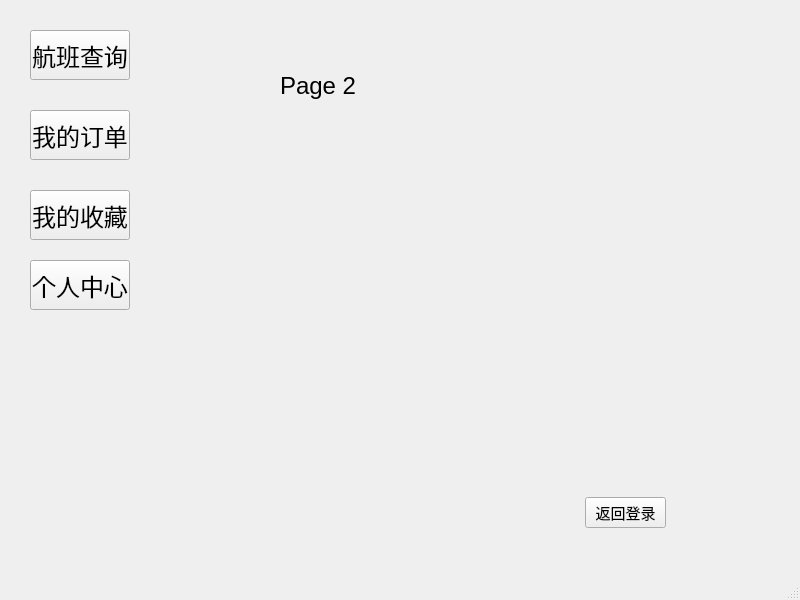
This is mainwindow.ui in ImmortalWatcher/Flient_Management as Qt 5 draws it before an edit. The edited form follows.
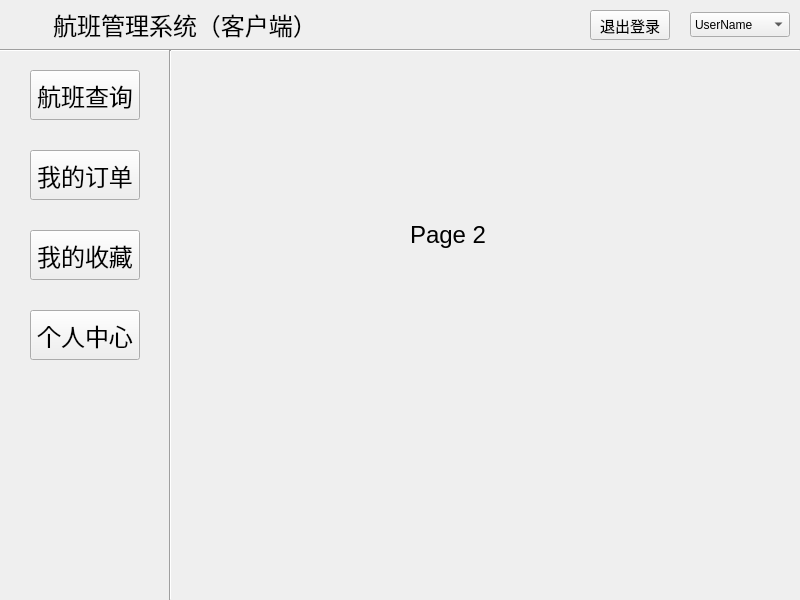
This is the edited form. The open tabs and pages were chosen to show the change. Icons and pictures are not drawn.

Commit message: 🍜 主界面 UI 重构

```diff
--- a/mainwindow.ui
+++ b/mainwindow.ui
@@ -26,11 +26,196 @@
    <string>登录窗口</string>
   </property>
   <widget class="QWidget" name="centralwidget">
+   <widget class="QLabel" name="planelabel">
+    <property name="geometry">
+     <rect>
+      <x>10</x>
+      <y>5</y>
+      <width>40</width>
+      <height>40</height>
+     </rect>
+    </property>
+    <property name="text">
+     <string/>
+    </property>
+    <property name="pixmap">
+     <pixmap resource="figures.qrc">:/img/source/figures/plane.png</pixmap>
+    </property>
+    <property name="scaledContents">
+     <bool>true</bool>
+    </property>
+   </widget>
+   <widget class="QLabel" name="titlelabel">
+    <property name="geometry">
+     <rect>
+      <x>50</x>
+      <y>5</y>
+      <width>270</width>
+      <height>40</height>
+     </rect>
+    </property>
+    <property name="font">
+     <font>
+      <family>华文楷体</family>
+      <pointsize>18</pointsize>
+     </font>
+    </property>
+    <property name="cursor">
+     <cursorShape>ArrowCursor</cursorShape>
+    </property>
+    <property name="text">
+     <string>航班管理系统（客户端）</string>
+    </property>
+    <property name="alignment">
+     <set>Qt::AlignmentFlag::AlignCenter</set>
+    </property>
+   </widget>
+   <widget class="QPushButton" name="backBtn">
+    <property name="geometry">
+     <rect>
+      <x>590</x>
+      <y>10</y>
+      <width>80</width>
+      <height>30</height>
+     </rect>
+    </property>
+    <property name="font">
+     <font>
+      <pointsize>11</pointsize>
+     </font>
+    </property>
+    <property name="text">
+     <string>退出登录</string>
+    </property>
+   </widget>
+   <widget class="QComboBox" name="comboBox">
+    <property name="geometry">
+     <rect>
+      <x>690</x>
+      <y>12</y>
+      <width>100</width>
+      <height>25</height>
+     </rect>
+    </property>
+    <item>
+     <property name="text">
+      <string>UserName</string>
+     </property>
+    </item>
+    <item>
+     <property name="text">
+      <string>修改密码</string>
+     </property>
+    </item>
+    <item>
+     <property name="text">
+      <string>退出登录</string>
+     </property>
+    </item>
+   </widget>
+   <widget class="Line" name="horizontalline">
+    <property name="geometry">
+     <rect>
+      <x>0</x>
+      <y>40</y>
+      <width>800</width>
+      <height>20</height>
+     </rect>
+    </property>
+    <property name="orientation">
+     <enum>Qt::Orientation::Horizontal</enum>
+    </property>
+   </widget>
+   <widget class="QPushButton" name="flightQueryBtn">
+    <property name="geometry">
+     <rect>
+      <x>30</x>
+      <y>70</y>
+      <width>110</width>
+      <height>50</height>
+     </rect>
+    </property>
+    <property name="font">
+     <font>
+      <pointsize>18</pointsize>
+     </font>
+    </property>
+    <property name="text">
+     <string>航班查询</string>
+    </property>
+   </widget>
+   <widget class="QPushButton" name="myOrdersBtn">
+    <property name="geometry">
+     <rect>
+      <x>30</x>
+      <y>150</y>
+      <width>110</width>
+      <height>50</height>
+     </rect>
+    </property>
+    <property name="font">
+     <font>
+      <pointsize>18</pointsize>
+     </font>
+    </property>
+    <property name="text">
+     <string>我的订单</string>
+    </property>
+   </widget>
+   <widget class="QPushButton" name="myFavoritesBtn">
+    <property name="geometry">
+     <rect>
+      <x>30</x>
+      <y>230</y>
+      <width>110</width>
+      <height>50</height>
+     </rect>
+    </property>
+    <property name="font">
+     <font>
+      <pointsize>18</pointsize>
+     </font>
+    </property>
+    <property name="text">
+     <string>我的收藏</string>
+    </property>
+   </widget>
+   <widget class="QPushButton" name="personalCenterBtn">
+    <property name="geometry">
+     <rect>
+      <x>30</x>
+      <y>310</y>
+      <width>110</width>
+      <height>50</height>
+     </rect>
+    </property>
+    <property name="font">
+     <font>
+      <pointsize>18</pointsize>
+     </font>
+    </property>
+    <property name="text">
+     <string>个人中心</string>
+    </property>
+   </widget>
+   <widget class="Line" name="Verticalline">
+    <property name="geometry">
+     <rect>
+      <x>160</x>
+      <y>50</y>
+      <width>20</width>
+      <height>550</height>
+     </rect>
+    </property>
+    <property name="orientation">
+     <enum>Qt::Orientation::Vertical</enum>
+    </property>
+   </widget>
    <widget class="QStackedWidget" name="stackedWidget">
     <property name="geometry">
      <rect>
-      <x>150</x>
-      <y>20</y>
+      <x>200</x>
+      <y>80</y>
       <width>490</width>
       <height>310</height>
      </rect>
@@ -39,11 +224,11 @@
      <number>0</number>
     </property>
     <widget class="QWidget" name="page">
-     <widget class="QLabel" name="label_2">
+     <widget class="QLabel" name="label_1">
       <property name="geometry">
        <rect>
-        <x>150</x>
-        <y>90</y>
+        <x>210</x>
+        <y>130</y>
         <width>80</width>
         <height>50</height>
        </rect>
@@ -59,13 +244,13 @@
      </widget>
     </widget>
     <widget class="QWidget" name="page_2">
-     <widget class="QLabel" name="label">
+     <widget class="QLabel" name="label_2">
       <property name="geometry">
        <rect>
-        <x>130</x>
-        <y>40</y>
-        <width>81</width>
-        <height>51</height>
+        <x>210</x>
+        <y>130</y>
+        <width>80</width>
+        <height>50</height>
        </rect>
       </property>
       <property name="font">
@@ -119,108 +304,7 @@
      </widget>
     </widget>
    </widget>
-   <widget class="QPushButton" name="flightQueryBtn">
-    <property name="geometry">
-     <rect>
-      <x>30</x>
-      <y>30</y>
-      <width>100</width>
-      <height>50</height>
-     </rect>
-    </property>
-    <property name="font">
-     <font>
-      <pointsize>18</pointsize>
-     </font>
-    </property>
-    <property name="text">
-     <string>航班查询</string>
-    </property>
-   </widget>
-   <widget class="QPushButton" name="personalCenterBtn">
-    <property name="geometry">
-     <rect>
-      <x>30</x>
-      <y>260</y>
-      <width>100</width>
-      <height>50</height>
-     </rect>
-    </property>
-    <property name="font">
-     <font>
-      <pointsize>18</pointsize>
-     </font>
-    </property>
-    <property name="text">
-     <string>个人中心</string>
-    </property>
-   </widget>
-   <widget class="QPushButton" name="myFavoritesBtn">
-    <property name="geometry">
-     <rect>
-      <x>30</x>
-      <y>190</y>
-      <width>100</width>
-      <height>50</height>
-     </rect>
-    </property>
-    <property name="font">
-     <font>
-      <pointsize>18</pointsize>
-     </font>
-    </property>
-    <property name="text">
-     <string>我的收藏</string>
-    </property>
-   </widget>
-   <widget class="QPushButton" name="myOrdersBtn">
-    <property name="geometry">
-     <rect>
-      <x>30</x>
-      <y>110</y>
-      <width>100</width>
-      <height>50</height>
-     </rect>
-    </property>
-    <property name="font">
-     <font>
-      <pointsize>18</pointsize>
-     </font>
-    </property>
-    <property name="text">
-     <string>我的订单</string>
-    </property>
-   </widget>
-   <widget class="QPushButton" name="backBtn">
-    <property name="geometry">
-     <rect>
-      <x>585</x>
-      <y>497</y>
-      <width>81</width>
-      <height>31</height>
-     </rect>
-    </property>
-    <property name="font">
-     <font>
-      <pointsize>11</pointsize>
-     </font>
-    </property>
-    <property name="text">
-     <string>返回登录</string>
-    </property>
-   </widget>
   </widget>
-  <widget class="QMenuBar" name="menubar">
-   <property name="geometry">
-    <rect>
-     <x>0</x>
-     <y>0</y>
-     <width>800</width>
-     <height>21</height>
-    </rect>
-   </property>
-  </widget>
-  <widget class="QStatusBar" name="statusbar"/>
  </widget>
  <resources/>
  <connections/>
```
Left out of the diff: 22 changed lines with no effect on the pictures. The commit also changes 5 other files.
